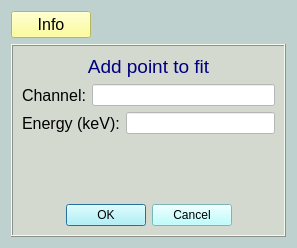
mauricioAyllon/NASA-gamma, file nasagamma/win_erg_cal_add_point.ui: the form before one commit.
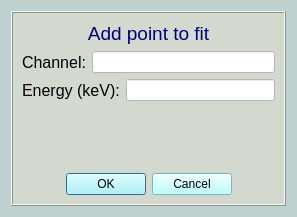
The form after the commit.

Commit message: Added energy calibration info button

What changed in the file:
```diff
--- a/nasagamma/win_erg_cal_add_point.ui
+++ b/nasagamma/win_erg_cal_add_point.ui
@@ -7,7 +7,7 @@
     <x>0</x>
     <y>0</y>
     <width>297</width>
-    <height>248</height>
+    <height>217</height>
    </rect>
   </property>
   <property name="windowTitle">
@@ -17,35 +17,7 @@
    <string notr="true">background-color: rgb(190, 209, 206);</string>
   </property>
   <layout class="QGridLayout" name="gridLayout">
-   <item row="0" column="0">
-    <widget class="QPushButton" name="button_info">
-     <property name="font">
-      <font>
-       <pointsize>12</pointsize>
-      </font>
-     </property>
-     <property name="styleSheet">
-      <string notr="true">background-color: rgb(255, 255, 127);</string>
-     </property>
-     <property name="text">
-      <string>Info</string>
-     </property>
-    </widget>
-   </item>
-   <item row="0" column="1">
-    <spacer name="horizontalSpacer">
-     <property name="orientation">
-      <enum>Qt::Horizontal</enum>
-     </property>
-     <property name="sizeHint" stdset="0">
-      <size>
-       <width>172</width>
-       <height>20</height>
-      </size>
-     </property>
-    </spacer>
-   </item>
-   <item row="1" column="0" colspan="2">
+   <item row="0" column="0" colspan="2">
     <widget class="QFrame" name="frame">
      <property name="styleSheet">
       <string notr="true">background-color: rgb(212, 217, 208);</string>
```
The commit also changes 2 other files.
